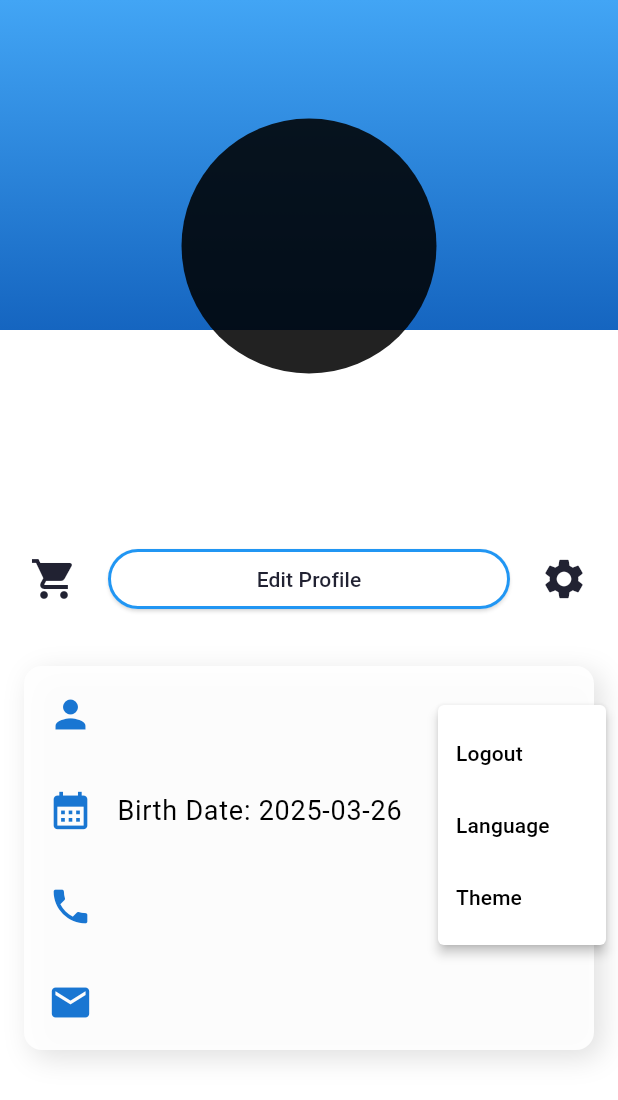
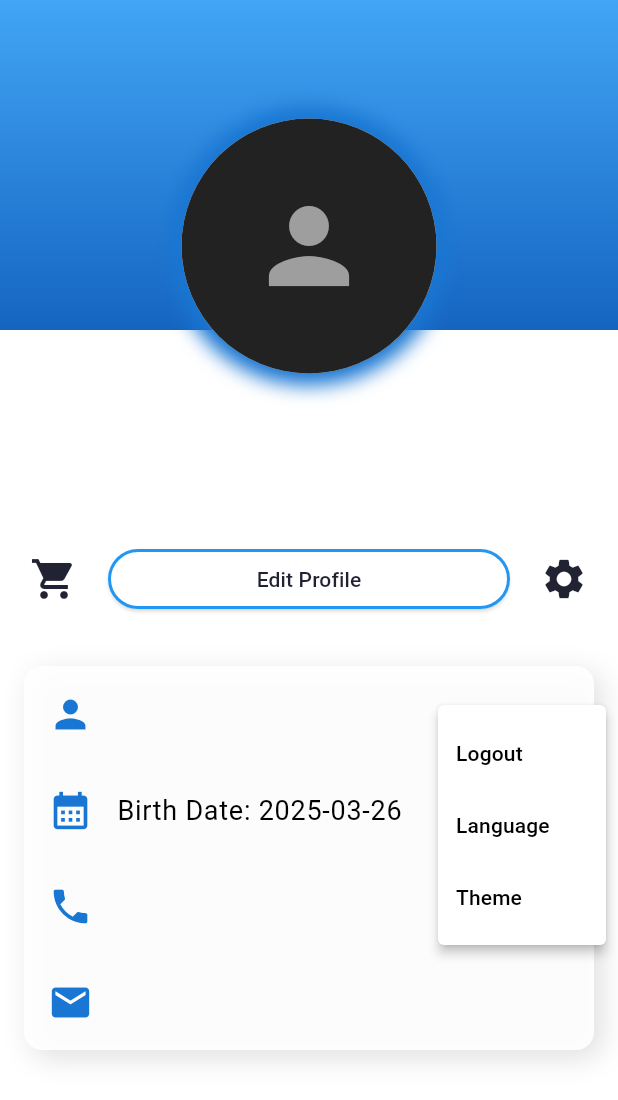
Before and after one commit to gabigoranov/farmers-market, a Flutter app: the Profile screen opened directly with empty values, after a tap on the "settings" icon, on a phone screen of 412 x 824 dp. Shown: the top 1100 px of the screen. Run offline on Flutter 3.47's test engine with Material 3 defaults, Android fonts, the light colour scheme and no system bars; our stand-ins replace carousel_slider, cloud_firestore, dio, firebase_core, firebase_messaging, firebase_storage and 9 more; accounts and stored records are empty; network calls fail; statements that could not run were skipped.

Commit message:
Bug Fixes

```diff
--- a/MarketFlutter/lib/components/discover_component.dart
+++ b/MarketFlutter/lib/components/discover_component.dart
@@ -25,10 +25,10 @@
             alignment: Alignment.centerRight,
             child: Text("Discover $title"),
           ),
-          shadowColor: Colors.black87,
+          shadowColor: Get.theme.colorScheme.surfaceDim.withValues(alpha: 0.87),
           elevation: 0.4,
         ),
-        backgroundColor: Colors.white,
+        backgroundColor: Get.theme.scaffoldBackgroundColor,
         body: Padding(
           padding: const EdgeInsets.symmetric(vertical: 12, horizontal: 0),
           child: SafeArea(
--- a/MarketFlutter/lib/components/file_selector_component.dart
+++ b/MarketFlutter/lib/components/file_selector_component.dart
@@ -62,7 +62,6 @@
                 child: Text(
                   AppLocalizations.of(context)!.upload_profile_picture,
                   style: const TextStyle(
-                    color: Colors.white,
                     fontSize: 16,
                     fontWeight: FontWeight.bold,
                   ),
@@ -96,7 +95,6 @@
                   AppLocalizations.of(context)!.no_image_selected,
                   style: const TextStyle(
                     fontSize: 16,
-                    color: Colors.black45,
                   ),
                   textAlign: TextAlign.center,
                 ),
--- a/MarketFlutter/lib/models/seller.dart
+++ b/MarketFlutter/lib/models/seller.dart
@@ -9,7 +9,7 @@
   String id;
   String firstName;
   String lastName;
-  int age;
+  DateTime birthDate;
   String email;
   String phoneNumber;
   String description;
@@ -24,7 +24,7 @@
 
   // Constructor
   Seller({required this.id, required this.firstName, required this.lastName,
-    required this.age, required this.email,
+    required this.birthDate, required this.email,
     required this.phoneNumber, required this.description,
     required this.town, required this.discriminator, required this.rating, required this.reviewsCount, required this.ordersCount, required this.positiveReviewsCount, required this.offers});
 
@@ -36,12 +36,11 @@
         offersConverted.add(Offer.fromJson(json['offers'][i]));
       }
     }
-
     Seller res = Seller(
       id: json['id'] as String,
       firstName: json['firstName'] as String,
       lastName: json['lastName'] as String,
-      age: json['age'] as int,
+      birthDate: DateTime.parse(json['birthDate']),
       email: json['email'] as String,
       phoneNumber: json['phoneNumber'] as String,
       description: json['description'] as String,
@@ -53,7 +52,6 @@
       positiveReviewsCount: json['positiveReviewsCount'] as int,
       offers: offersConverted
     );
-
     return res;
   }
 
@@ -64,7 +62,7 @@
       'id': id,
       'firstName': firstName,
       'lastName': lastName,
-      'age': age,
+      'birthDate': birthDate.toIso8601String(),
       'email': email,
       'phoneNumber': phoneNumber,
       'description': description,
--- a/MarketFlutter/lib/providers/image_provider.dart
+++ b/MarketFlutter/lib/providers/image_provider.dart
@@ -24,6 +24,7 @@
   }
 
   Future<void> uploadProfileImage() async{
+    if(selected == null) return;
     User userData = UserService.instance.user;
     final uploader = FirebaseService();
     uploader.uploadFile(_selected, "profiles", userData.email);
--- a/MarketFlutter/lib/views/profile_screen.dart
+++ b/MarketFlutter/lib/views/profile_screen.dart
@@ -29,9 +29,17 @@
 
   Future<String> getData() async {
     FirebaseService fbService = FirebaseService();
-    networkImageURL = await fbService.getImageLink("profiles/${widget.userData.email}");
+    try{
+      String? imageUrl = await fbService.getImageLink("profiles/${widget.userData.email}");
+      networkImageURL = imageUrl.isNotEmpty ? imageUrl : "";
+    }
+    catch(e) {
+      networkImageURL = "";
+    }
+    // Ensure a valid string is returned
     return networkImageURL;
   }
+
 
   @override
   Widget build(BuildContext context) {
@@ -83,8 +91,12 @@
                               child: CircleAvatar(
                                 radius: 85,
                                 backgroundColor: Colors.black87,
-                                backgroundImage: NetworkImage(networkImageURL),
-
+                                backgroundImage: networkImageURL.isNotEmpty
+                                    ? NetworkImage(networkImageURL) as ImageProvider
+                                    : null,
+                                child: networkImageURL.isNotEmpty
+                                    ? null
+                                    : Icon(Icons.person, size: 80, color: Colors.grey[500]),
                               ),
                             );
                           }else{
```
Also changed, not shown: MarketFlutter/lib/controllers/theme_controller.dart (+7 -0 lines), MarketFlutter/lib/main.dart (+10 -1 lines), MarketFlutter/lib/views/register_screen.dart (+5 -6 lines), MarketFlutter/lib/views/seller_screen.dart (+8 -6 lines), 15 other files.
